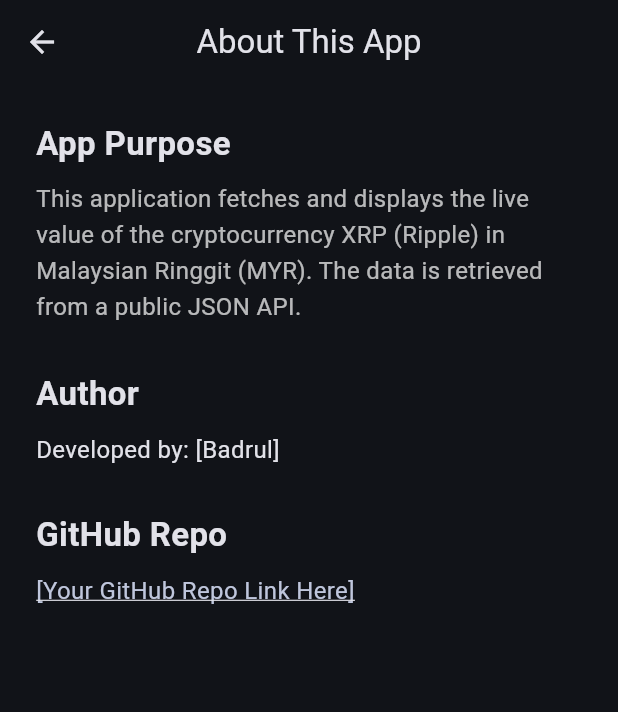
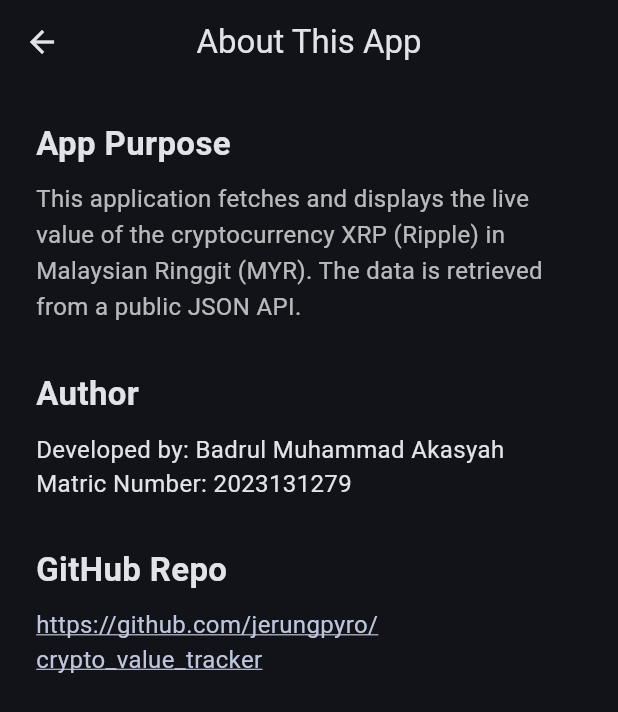
Before and after one commit to jerungpyro/crypto_value_tracker, a Flutter app: the screen it shows after launch, in the side drawer, after a tap on "About", on a phone screen of 412 x 824 dp. Shown: the top 712 px of the screen. Run offline on Flutter 3.47's test engine with Material 3 defaults, Android fonts, the phone set to English and light mode, and no system bars; network calls fail.

Commit message:
feat: Make GitHub link clickable and resolve warnings
- Added url_launcher package to open external links.
- Implemented a clickable GitHub repository link on the About page.
- Resolved various linter warnings and const-correctness issues across the app for better performance and clean code.

```diff
--- a/lib/models/xrp_price_model.dart
+++ b/lib/models/xrp_price_model.dart
@@ -1,14 +1,10 @@
-// This class models the data structure of the JSON response from the API.
 class XrpPrice {
-  final double price; // We'll store the 'last_trade' value here.
+  final double price;
 
+  // ADD 'const' TO THE CONSTRUCTOR HERE
   const XrpPrice({required this.price});
 
-  // A factory constructor for creating a new XrpPrice instance from a map.
-  // This is used to parse the JSON data.
   factory XrpPrice.fromJson(Map<String, dynamic> json) {
-    // The API returns the price as a string, so we need to parse it to a double.
-    // We are using the 'last_trade' field as the live value.
     final lastTrade = json['last_trade'];
     if (lastTrade == null) {
       throw FormatException("Missing 'last_trade' field in JSON response");
--- a/lib/screens/about_screen.dart
+++ b/lib/screens/about_screen.dart
@@ -1,26 +1,33 @@
 import 'package:flutter/material.dart';
+import 'package:url_launcher/url_launcher.dart';
 
 class AboutScreen extends StatelessWidget {
-  const AboutScreen({super.key});
+  // REMOVE 'const' FROM THE CONSTRUCTOR HERE
+  AboutScreen({super.key});
+
+  final Uri _githubUri =
+      Uri.parse('https://github.com/jerungpyro/crypto_value_tracker');
+
+  Future<void> _launchUrl() async {
+    if (!await launchUrl(_githubUri)) {
+      throw 'Could not launch $_githubUri';
+    }
+  }
 
   @override
   Widget build(BuildContext context) {
-    // We use a theme to easily access colors for consistency.
     final theme = Theme.of(context);
 
     return Scaffold(
       appBar: AppBar(
         title: const Text("About This App"),
       ),
-      // Padding adds space around the content.
       body: Padding(
         padding: const EdgeInsets.all(24.0),
-        // A Column to arrange our text widgets vertically.
         child: Column(
-          // Aligns all content to the left, which is standard for info pages.
           crossAxisAlignment: CrossAxisAlignment.start,
           children: [
-            // --- Section 1: App Purpose ---
+            // ... rest of the code is unchanged ...
             const Text(
               'App Purpose',
               style: TextStyle(fontSize: 22, fontWeight: FontWeight.bold),
@@ -30,37 +37,36 @@ class AboutScreen extends StatelessWidget {
               'This application fetches and displays the live value of the cryptocurrency XRP (Ripple) in Malaysian Ringgit (MYR). The data is retrieved from a public JSON API.',
               style: TextStyle(fontSize: 16, height: 1.5, color: Colors.white70),
             ),
-
-            // A spacer to visually separate the sections.
             const SizedBox(height: 30),
-
-            // --- Section 2: Author ---
             const Text(
               'Author',
               style: TextStyle(fontSize: 22, fontWeight: FontWeight.bold),
             ),
             const SizedBox(height: 10),
             const Text(
-              'Developed by: [Badrul]', // Placeholder for you to edit
+              'Developed by: Badrul Muhammad Akasyah',
               style: TextStyle(fontSize: 16),
             ),
-
+            const Text(
+              'Matric Number: 2023131279',
+              style: TextStyle(fontSize: 16),
+            ),
             const SizedBox(height: 30),
-
-            // --- Section 3: GitHub Repo (New Section) ---
             const Text(
               'GitHub Repo',
               style: TextStyle(fontSize: 22, fontWeight: FontWeight.bold),
             ),
             const SizedBox(height: 10),
-            // This is the placeholder for your link.
-            // We style it to look like a link for better UI.
-            Text(
-              '[Your GitHub Repo Link Here]', // Placeholder for you to edit
-              style: TextStyle(
-                fontSize: 16,
-                color: theme.colorScheme.secondary, // Use a theme color for links
-                decoration: TextDecoration.underline,
+            InkWell(
+              onTap: _launchUrl,
+              child: Text(
+                _githubUri.toString(),
+                style: TextStyle(
+                  fontSize: 16,
+                  color: theme.colorScheme.secondary,
+                  decoration: TextDecoration.underline,
+                  decorationColor: theme.colorScheme.secondary,
+                ),
               ),
             ),
           ],
--- a/lib/widgets/app_drawer.dart
+++ b/lib/widgets/app_drawer.dart
@@ -31,7 +31,7 @@ class AppDrawer extends StatelessWidget {
               // Then navigate to the About page
               Navigator.push(
                 context,
-                MaterialPageRoute(builder: (context) => const AboutScreen()),
+                MaterialPageRoute(builder: (context) => AboutScreen()),
               );
             },
           ),
--- a/pubspec.yaml
+++ b/pubspec.yaml
@@ -12,6 +12,7 @@ dependencies:
   http: ^1.2.1
   intl: ^0.19.0
   cupertino_icons: ^1.0.2
+  url_launcher: ^6.3.1
 
 dev_dependencies:
   flutter_test:
```
Also changed, not shown: pubspec.lock, 7 other files.
